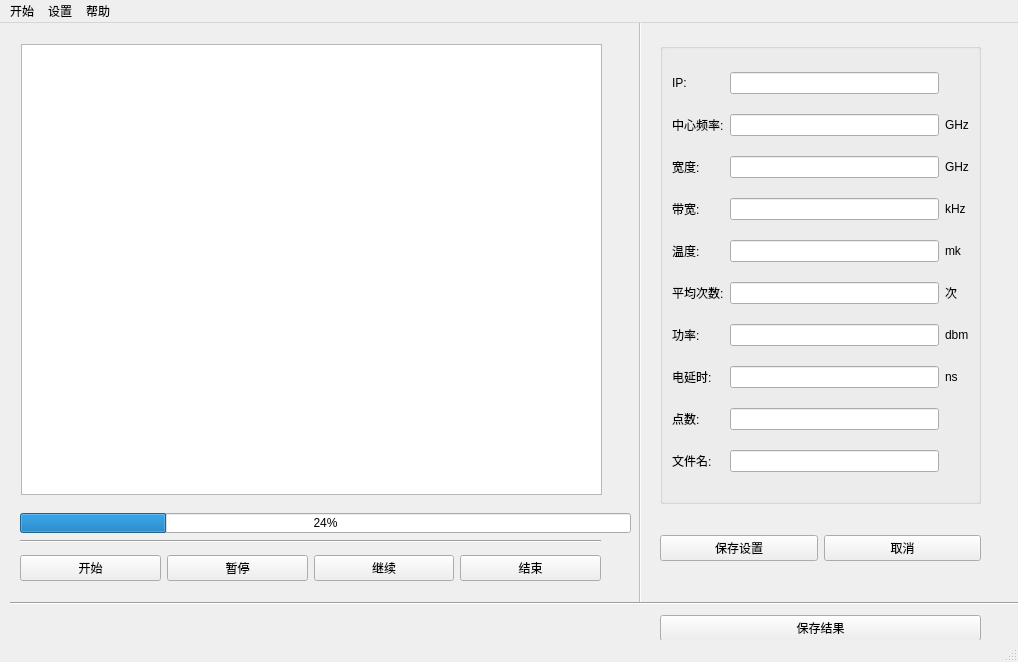
Qt form mywidget/MainWindow.ui (zzwang11/bishe) before a commit.
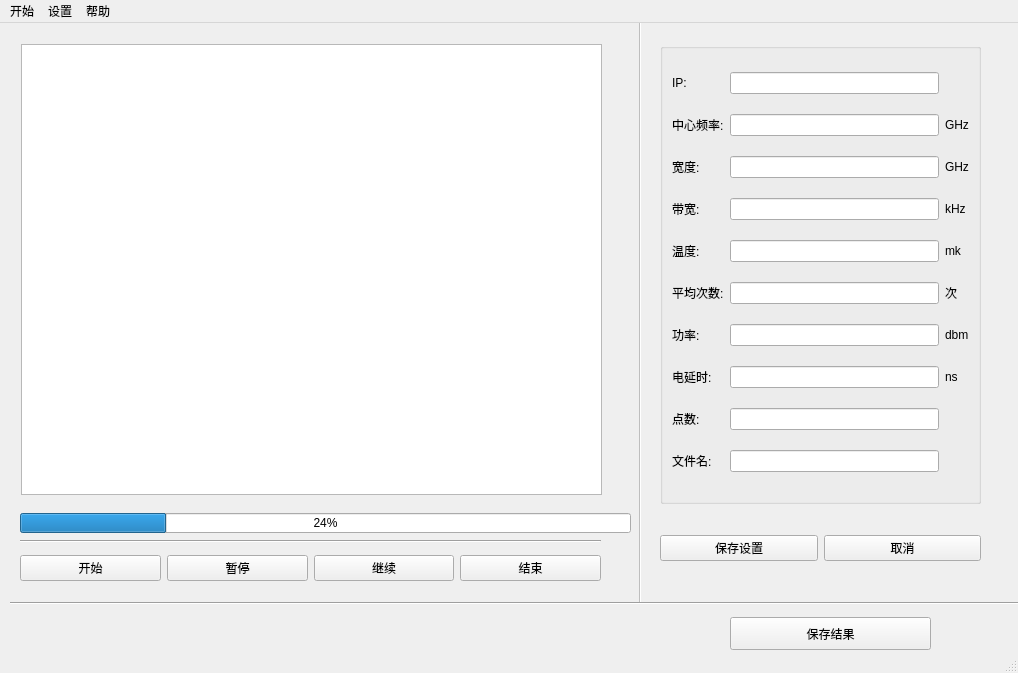
The same form after that commit.

Patch:
```diff
--- a/mywidget/MainWindow.ui
+++ b/mywidget/MainWindow.ui
@@ -7,7 +7,7 @@
     <x>0</x>
     <y>0</y>
     <width>1018</width>
-    <height>662</height>
+    <height>673</height>
    </rect>
   </property>
   <property name="windowTitle">
@@ -299,15 +299,21 @@
    <widget class="QWidget" name="horizontalLayoutWidget">
     <property name="geometry">
      <rect>
-      <x>660</x>
+      <x>730</x>
       <y>590</y>
-      <width>321</width>
-      <height>31</height>
+      <width>201</width>
+      <height>41</height>
      </rect>
     </property>
     <layout class="QHBoxLayout" name="horizontalLayout_2">
      <item>
       <widget class="QPushButton" name="pushButton_5">
+       <property name="minimumSize">
+        <size>
+         <width>0</width>
+         <height>33</height>
+        </size>
+       </property>
        <property name="text">
         <string>保存结果</string>
        </property>
```
